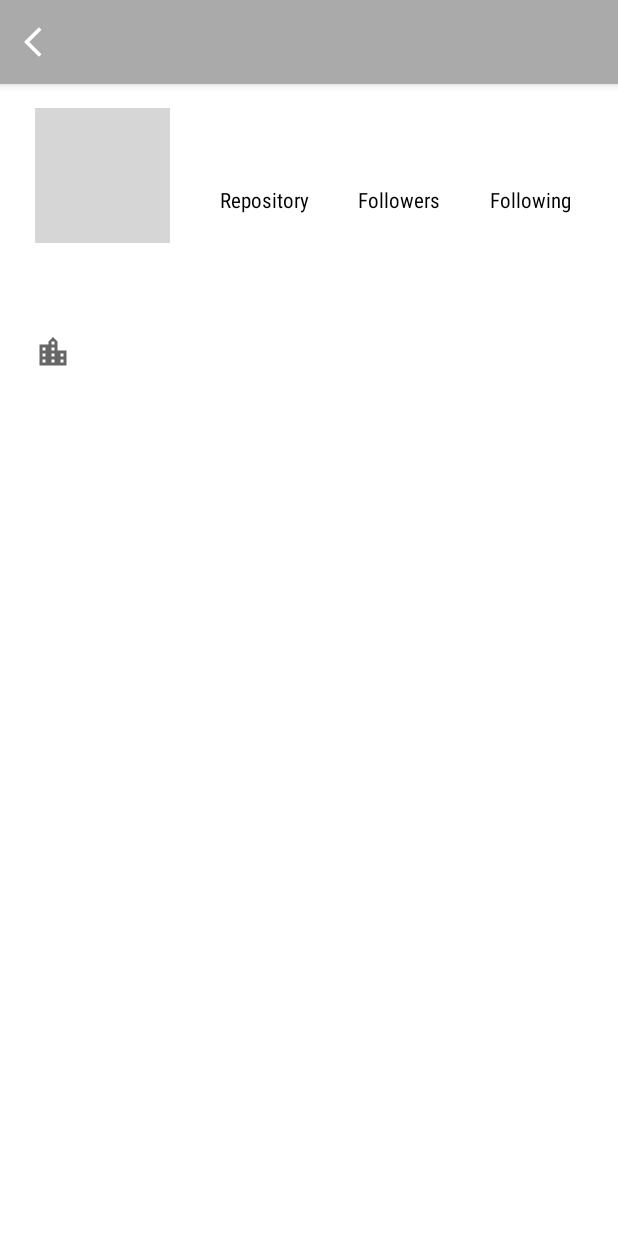
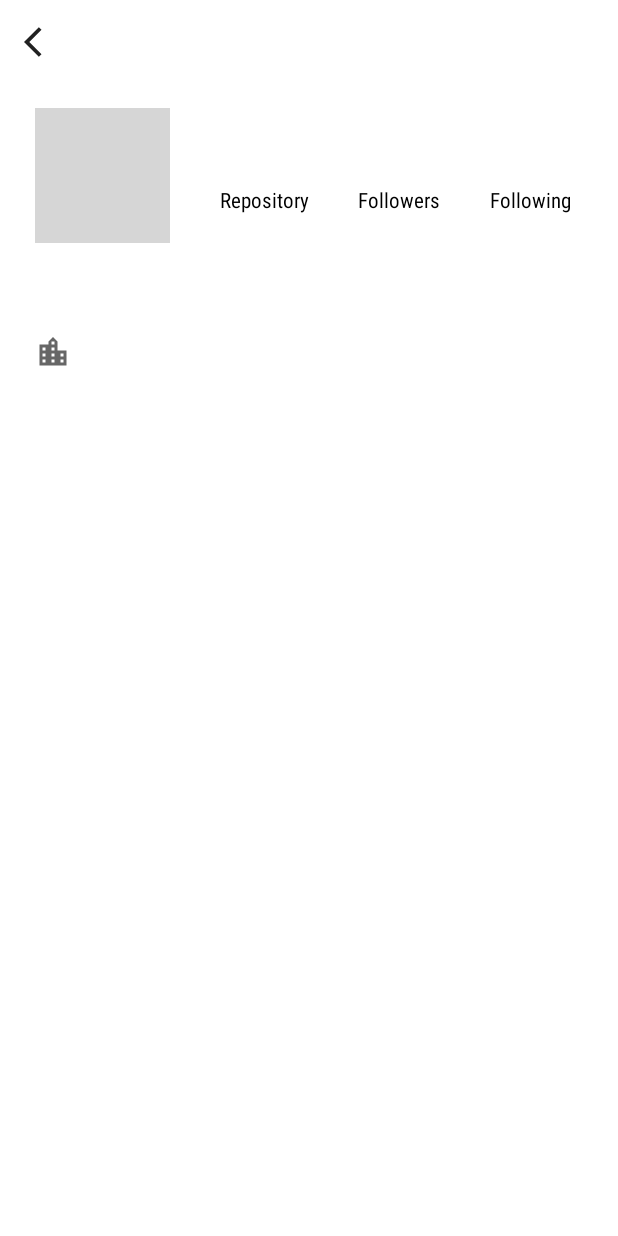
Before and after one commit to kylixeza/Submission-BFAA1-Dicoding, an Android app: the DetailActivity screen opened directly, with no data from a screen before it, on a phone screen of 412 x 824 dp. Run offline under Robolectric (Android 15) with nearby library versions, the phone set to English and light mode, and no system bars; grey boxes are pictures that could not be loaded.

Commit message:
fix style also give some format for number(follow) that has 3 digits or more

```diff
--- a/app/src/main/AndroidManifest.xml
+++ b/app/src/main/AndroidManifest.xml
@@ -21,9 +21,6 @@
         <activity
             android:name=".DetailActivity"
             android:exported="true">
-            <meta-data
-                android:name="android.support.PARENT_ACTIVITY"
-                android:value=".MainActivity" />
         </activity>
         <activity
             android:name=".MainActivity"
--- a/app/src/main/java/com/kylix/submissionbfaa1/DetailActivity.kt
+++ b/app/src/main/java/com/kylix/submissionbfaa1/DetailActivity.kt
@@ -4,10 +4,12 @@ import android.content.Intent
 import androidx.appcompat.app.AppCompatActivity
 import android.os.Bundle
 import android.view.MenuItem
+import androidx.core.app.NavUtils
 import com.bumptech.glide.Glide
 import com.bumptech.glide.request.RequestOptions
 import com.kylix.submissionbfaa1.databinding.ActivityDetailBinding
 import com.kylix.submissionbfaa1.model.User
+import com.kylix.submissionbfaa1.util.Formatting
 
 class DetailActivity : AppCompatActivity() {
 
@@ -31,8 +33,8 @@ class DetailActivity : AppCompatActivity() {
 
         detailBinding.apply {
             tvDetailNumberOfRepos.text = user?.repository
-            tvDetailNumberOfFollowers.text = user?.followers
-            tvDetailNumberOfFollowing.text = user?.following
+            tvDetailNumberOfFollowers.text = user?.followers?.let { Formatting.shortenNumber(it) }
+            tvDetailNumberOfFollowing.text = user?.following?.let { Formatting.shortenNumber(it) }
             tvDetailName.text = user?.name
             tvDetailCompany.text = user?.company
             tvDetailLocation.text = user?.location
@@ -42,6 +44,12 @@ class DetailActivity : AppCompatActivity() {
             setHomeAsUpIndicator(R.drawable.ic_arrow_back)
             setDisplayHomeAsUpEnabled(true)
             title = user?.username
+            elevation = 0f
         }
     }
+
+    override fun onSupportNavigateUp(): Boolean {
+        onBackPressed()
+        return super.onSupportNavigateUp()
+    }
 }
--- a/app/src/main/res/drawable/ic_arrow_back.xml
+++ b/app/src/main/res/drawable/ic_arrow_back.xml
@@ -1,5 +1,10 @@
-<vector android:height="24dp" android:tint="#FFFFFF"
-    android:viewportHeight="24" android:viewportWidth="24"
-    android:width="24dp" xmlns:android="http://schemas.android.com/apk/res/android">
-    <path android:fillColor="@android:color/white" android:pathData="M11.67,3.87L9.9,2.1 0,12l9.9,9.9 1.77,-1.77L3.54,12z"/>
+<vector xmlns:android="http://schemas.android.com/apk/res/android"
+    android:width="24dp"
+    android:height="24dp"
+    android:viewportWidth="24"
+    android:viewportHeight="24"
+    android:tint="?attr/colorControlNormal">
+  <path
+      android:fillColor="@android:color/white"
+      android:pathData="M11.67,3.87L9.9,2.1 0,12l9.9,9.9 1.77,-1.77L3.54,12z"/>
 </vector>
--- a/app/src/main/res/values/colors.xml
+++ b/app/src/main/res/values/colors.xml
@@ -7,4 +7,6 @@
     <color name="teal_700">#FF018786</color>
     <color name="black">#FF000000</color>
     <color name="white">#FFFFFFFF</color>
+
+    <color name="actionBarTitleColor">#FF000000</color>
 </resources>
--- a/app/src/main/res/values/themes.xml
+++ b/app/src/main/res/values/themes.xml
@@ -1,8 +1,8 @@
 <resources xmlns:tools="http://schemas.android.com/tools">
     <!-- Base application theme. -->
-    <style name="Theme.SubmissionBFAA1" parent="Theme.MaterialComponents.DayNight.DarkActionBar">
+    <style name="Theme.SubmissionBFAA1" parent="Theme.MaterialComponents.Light">
         <!-- Primary brand color. -->
-        <item name="colorPrimary">@android:color/darker_gray</item>
+        <item name="colorPrimary">@android:color/white</item>
         <item name="colorPrimaryVariant">@color/black</item>
         <item name="colorOnPrimary">@color/white</item>
         <!-- Secondary brand color. -->
@@ -12,5 +12,15 @@
         <!-- Status bar color. -->
         <item name="android:statusBarColor" tools:targetApi="l">?attr/colorPrimaryVariant</item>
         <!-- Customize your theme here. -->
+
+
     </style>
+
+   <style name="TextAppearance.AppCompat.Widget.ActionBar.Title" parent="@android:style/TextAppearance">
+
+       <item name="android:textColor">@color/actionBarTitleColor</item>
+       <item name="android:textSize">14sp</item>
+
+   </style>
+
 </resources>
```
Also changed, not shown: app/src/main/java/com/kylix/submissionbfaa1/util/Formatting.kt (added, +28 -0 lines).
